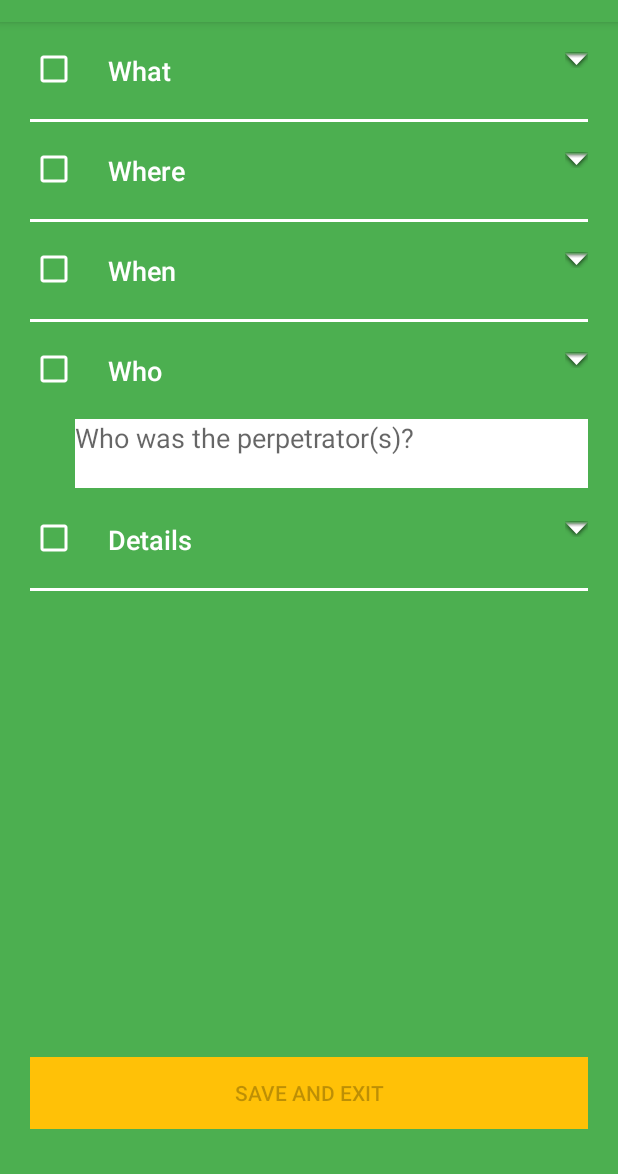
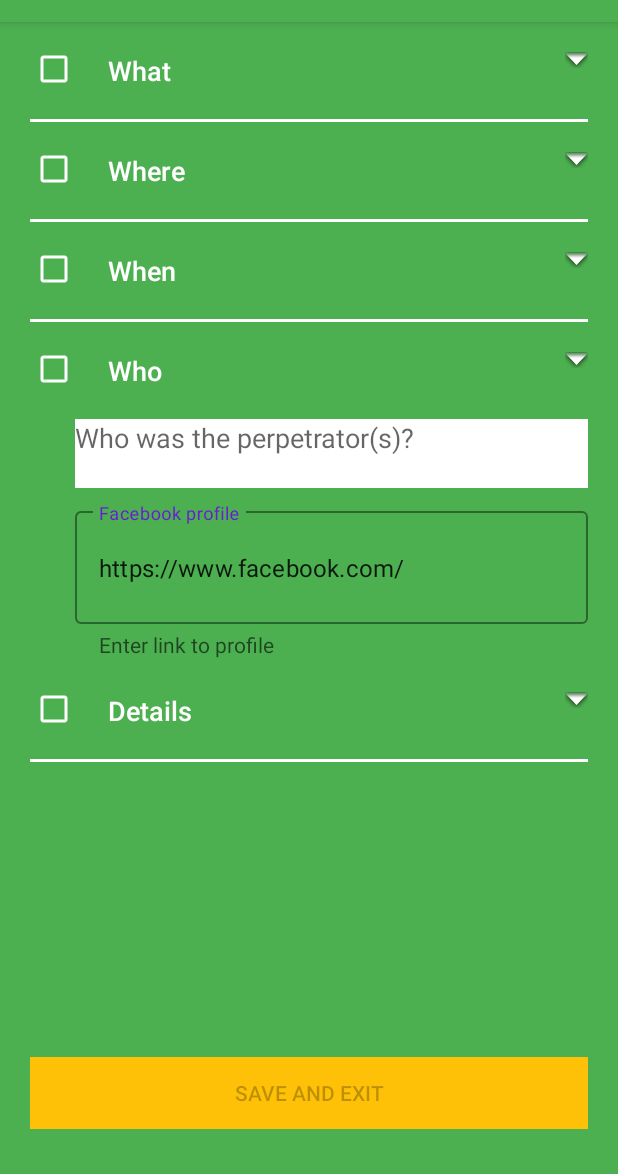
Before and after one commit to 51bootcamp/HappyBugs, an Android app: the ReportActivity screen opened directly, with no data from a screen before it, after a tap on "Who", on a phone screen of 412 x 824 dp, the part 62-1236 px from its top. Run offline under Robolectric (Android 15) with nearby library versions, the phone set to English and light mode, and no system bars; libraries missing offline, so code that uses them is left out: org.json.simple; 3 other taps on this screen came first.

Commit message:
Issue#56-Add facebook profile UI on report view

```diff
--- a/Frontend/app/src/main/java/io/happybugs/happybugs/activity/ReportActivity.java
+++ b/Frontend/app/src/main/java/io/happybugs/happybugs/activity/ReportActivity.java
@@ -3,6 +3,8 @@ package io.happybugs.happybugs.activity;
 import android.support.v7.app.AppCompatActivity;
 import android.os.Bundle;
 import android.text.Editable;
+import android.text.Selection;
+import android.text.Spannable;
 import android.text.TextWatcher;
 import android.view.View;
 import android.widget.Button;
@@ -43,7 +45,9 @@ public class ReportActivity extends AppCompatActivity implements View.OnClickLis
         // Create answer texts.
         editTexts = new ReportEditTexts((EditText) findViewById(R.id.whatText),
                 (EditText) findViewById(R.id.whereText), (EditText) findViewById(R.id.whenText),
-                (EditText) findViewById(R.id.whoText), (EditText) findViewById(R.id.detailsText));
+                (EditText) findViewById(R.id.whoText),
+                (EditText) findViewById(R.id.facebook_edit_text),
+                (EditText) findViewById(R.id.detailsText));
 
         // Create checkboxes.
         // Checkboxes are enabled whenever a question is answered.
@@ -54,6 +58,7 @@ public class ReportActivity extends AppCompatActivity implements View.OnClickLis
         // Create underlines separating questions.
         views = new ReportViews((View) findViewById(R.id.whatView), (View) findViewById(R.id.whereView),
                 (View) findViewById(R.id.whenView), (View) findViewById(R.id.whoView),
+                (View) findViewById(R.id.facebook_text_input),
                 (View) findViewById(R.id.detailsView));
 
         buttons.whatBtn.setOnClickListener(this);
@@ -69,23 +74,33 @@ public class ReportActivity extends AppCompatActivity implements View.OnClickLis
         switch (v.getId()){
             case R.id.whatBtn:
                 questionClickEvent(editTexts, editTexts.whatText, checkBoxes.whatCheck,
-                        buttons.saveBtn, views, views.whatView);
+                        buttons.saveBtn, views, views.whatView, views.facebookView);
                 break;
             case R.id.whereBtn:
                 questionClickEvent(editTexts, editTexts.whereText, checkBoxes.whereCheck,
-                        buttons.saveBtn, views, views.whereView);
+                        buttons.saveBtn, views, views.whereView, views.facebookView);
                 break;
             case R.id.whenBtn:
                 questionClickEvent(editTexts, editTexts.whenText, checkBoxes.whenCheck,
-                        buttons.saveBtn, views, views.whenView);
+                        buttons.saveBtn, views, views.whenView, views.facebookView);
                 break;
             case R.id.whoBtn:
-                questionClickEvent(editTexts, editTexts.whoText, checkBoxes.whoCheck,
-                        buttons.saveBtn, views, views.whoView);
+                enableAnswerText(editTexts, editTexts.whoText, views.facebookView);
+                enableUnderline(views, views.whoView, editTexts.whoText);
+
+                final String prefix = "https://www.facebook.com/";
+                editTexts.facebookIDText.setText(prefix);
+                Selection.setSelection((Spannable) editTexts.facebookIDText.getText(),
+                        editTexts.facebookIDText.getText().length());
+
+                editTexts.whoText.addTextChangedListener(new whoTextChange(editTexts.whoText, editTexts.facebookIDText,
+                        editTexts.whoText, checkBoxes.whoCheck, buttons.saveBtn));
+                editTexts.facebookIDText.addTextChangedListener(new whoTextChange(editTexts.whoText, editTexts.facebookIDText,
+                        editTexts.whoText, checkBoxes.whoCheck, buttons.saveBtn));
                 break;
             case R.id.detailsBtn:
                 questionClickEvent(editTexts, editTexts.detailsText, checkBoxes.detailsCheck,
-                        buttons.saveBtn, views, views.detailsView);
+                        buttons.saveBtn, views, views.detailsView, views.facebookView);
                 break;
             case R.id.saveBtn:
                 sendReportData();
@@ -97,8 +112,8 @@ public class ReportActivity extends AppCompatActivity implements View.OnClickLis
     // It deals with all the actions needed on clicking a question.
     public void questionClickEvent(ReportEditTexts editTexts, EditText editText,
                                    CheckBox checkBox, Button saveBtn,
-                                   ReportViews views, View view){
-        enableAnswerText(editTexts, editText);
+                                   ReportViews views, View view, View facebookView){
+        enableAnswerText(editTexts, editText, facebookView);
         enableBoxes(editText, checkBox, saveBtn);
         enableUnderline(views, view, editText);
     }
@@ -107,12 +122,26 @@ public class ReportActivity extends AppCompatActivity implements View.OnClickLis
     // Opens answer text view for the corresponding question, while closing other answer views.
     // Closes answer text view if it is already opened.
     protected void enableAnswerText(ReportEditTexts editTexts,
-                                    TextView textView){
+                                    TextView textView, View facebookView){
         if (textView.getVisibility() == View.GONE) {
             editTexts.openAndCollapse(editTexts);
+            facebookView.setVisibility(View.GONE);
             textView.setVisibility(View.VISIBLE);
+
+            if (textView == editTexts.whoText){
+                views.facebookView.setVisibility(View.VISIBLE);
+                editTexts.facebookIDText.setVisibility(View.VISIBLE);
+            }
+
         } else {
             textView.setVisibility(View.GONE);
+            views.facebookView.setVisibility(View.GONE);
+            editTexts.facebookIDText.setVisibility(View.GONE);
+
+            if (textView == editTexts.whoText){
+                views.facebookView.setVisibility(View.GONE);
+                editTexts.facebookIDText.setVisibility(View.GONE);
+            }
         }
     }
 
--- a/Frontend/app/src/main/java/io/happybugs/happybugs/activity/ReportEditTexts.java
+++ b/Frontend/app/src/main/java/io/happybugs/happybugs/activity/ReportEditTexts.java
@@ -9,14 +9,16 @@ public class ReportEditTexts extends AppCompatActivity {
     EditText whereText;
     EditText whenText;
     EditText whoText;
+    EditText facebookIDText;
     EditText detailsText;
 
-    public ReportEditTexts(EditText whatText, EditText whereText,
-                     EditText whenText, EditText whoText, EditText detailsText) {
+    public ReportEditTexts(EditText whatText, EditText whereText, EditText whenText,
+                           EditText whoText, EditText facebookIDText, EditText detailsText) {
         this.whatText = whatText;
         this.whereText = whereText;
         this.whenText = whenText;
         this.whoText = whoText;
+        this.facebookIDText = facebookIDText;
         this.detailsText = detailsText;
     }
 
@@ -36,6 +38,11 @@ public class ReportEditTexts extends AppCompatActivity {
         return whoText.getText().toString();
     }
 
+    public String getFacebookIDText(){
+        String temp = facebookIDText.getText().toString();
+        return temp.substring(25);
+    }
+
     public String getDetailsText() {
         return detailsText.getText().toString();
     }
@@ -47,6 +54,7 @@ public class ReportEditTexts extends AppCompatActivity {
         editTexts.whereText.setVisibility(View.GONE);
         editTexts.whenText.setVisibility(View.GONE);
         editTexts.whoText.setVisibility(View.GONE);
+        editTexts.facebookIDText.setVisibility(View.GONE);
         editTexts.detailsText.setVisibility(View.GONE);
     }
 }
--- a/Frontend/app/src/main/java/io/happybugs/happybugs/activity/ReportViews.java
+++ b/Frontend/app/src/main/java/io/happybugs/happybugs/activity/ReportViews.java
@@ -8,14 +8,16 @@ public class ReportViews extends AppCompatActivity {
     View whereView;
     View whenView;
     View whoView;
+    View facebookView;
     View detailsView;
 
-    public ReportViews(View whatView, View whereView,
-                 View whenView, View whoView, View detailsView) {
+    public ReportViews(View whatView, View whereView, View whenView,
+                       View whoView, View facebookView, View detailsView) {
         this.whatView = whatView;
         this.whereView = whereView;
         this.whenView = whenView;
         this.whoView = whoView;
+        this.facebookView = facebookView;
         this.detailsView = detailsView;
     }
 
--- /dev/null
+++ b/Frontend/app/src/main/java/io/happybugs/happybugs/activity/whoTextChange.java
@@ -0,0 +1,66 @@
+package io.happybugs.happybugs.activity;
+
+import android.text.Editable;
+import android.text.Selection;
+import android.text.Spannable;
+import android.text.TextWatcher;
+import android.view.View;
+import android.widget.Button;
+import android.widget.CheckBox;
+import android.widget.EditText;
+
+import io.happybugs.happybugs.R;
+
+public class whoTextChange implements TextWatcher {
+    View view;
+    EditText facebookIDText;
+    EditText whoText;
+    CheckBox whoCheckBox;
+    Button saveBtn;
+
+
+    public whoTextChange(View view, EditText facebookIDText, EditText whoText, CheckBox whoCheckBox, Button saveBtn) {
+        this.view = view;
+        this.facebookIDText = facebookIDText;
+        this.whoText = whoText;
+        this.whoCheckBox = whoCheckBox;
+        this.saveBtn = saveBtn;
+    }
+
+    @Override
+    public void beforeTextChanged(CharSequence s, int start, int count, int after) {
+
+    }
+
+    @Override
+    public void onTextChanged(CharSequence s, int start, int before, int count) {
+        switch (view.getId()){
+            case R.id.whoText:
+                whoCheckBox.setChecked((whoText.getText().length() > 0)? true: false);
+            case R.id.facebook_edit_text:
+                if (!s.toString().startsWith("https://www.facebook.com/")) {
+                    facebookIDText.setText("https://www.facebook.com/");
+                    Selection.setSelection((Spannable) facebookIDText.getText(),
+                            facebookIDText.getText().length());
+                }
+                whoCheckBox.setChecked((facebookIDText.getText().length() > 25)? true: false);
+        }
+        saveBtn.setEnabled(true);
+    }
+
+    @Override
+    public void afterTextChanged(Editable s) {
+        switch (view.getId()){
+            case R.id.facebook_edit_text:
+                // Set prefix for facebook ID profile link.
+                if (!s.toString().startsWith("https://www.facebook.com/")) {
+                    facebookIDText.setText("https://www.facebook.com/");
+                    Selection.setSelection((Spannable) facebookIDText.getText(),
+                            facebookIDText.getText().length());
+                }
+        }
+        whoCheckBox.setChecked((whoText.getText().length() != 0) ||
+                (facebookIDText.getText().length() > 25));
+        saveBtn.setEnabled(true);
+    }
+}
--- a/Frontend/app/src/main/res/layout/activity_report.xml
+++ b/Frontend/app/src/main/res/layout/activity_report.xml
@@ -2,7 +2,18 @@
 <RelativeLayout xmlns:android="http://schemas.android.com/apk/res/android"
     android:layout_width="match_parent"
     android:layout_height="match_parent"
+    xmlns:app="http://schemas.android.com/apk/res-auto"
     android:background="#4CAF50">
+
+    <ScrollView
+        android:layout_width="wrap_content"
+        android:layout_height="wrap_content"
+        android:id="@+id/scrollView">
+
+        <LinearLayout
+            android:layout_width="wrap_content"
+            android:layout_height="wrap_content"
+            android:orientation="vertical">
 
             <RelativeLayout
                 android:id="@+id/linear1"
@@ -262,6 +273,31 @@
                 android:scrollbars="vertical"
                 android:visibility="gone" />
 
+            <android.support.design.widget.TextInputLayout
+                android:id="@+id/facebook_text_input"
+                style="@style/Widget.MaterialComponents.TextInputLayout.OutlinedBox"
+                android:layout_width="match_parent"
+                android:layout_height="wrap_content"
+                android:layout_below="@id/whoText"
+                android:layout_marginLeft="50dp"
+                android:layout_marginTop="10dp"
+                android:layout_marginRight="20dp"
+                android:textColorHint="@color/colorAccent"
+                android:visibility="gone"
+                app:boxStrokeColor="@android:color/holo_purple"
+                app:errorEnabled="true"
+                app:helperText="Enter link to profile"
+                app:helperTextTextAppearance="@android:color/holo_purple">
+
+                <android.support.design.widget.TextInputEditText
+                    android:id="@+id/facebook_edit_text"
+                    android:layout_width="match_parent"
+                    android:layout_height="wrap_content"
+                    android:hint="Facebook profile"
+                    android:visibility="gone"
+                    android:minLines="2"/>
+            </android.support.design.widget.TextInputLayout>
+
             <View
                 android:id="@+id/whoView"
                 android:layout_width="match_parent"
@@ -339,11 +375,14 @@
                 android:background="@android:color/white">
             </View>
 
+        </LinearLayout>
+    </ScrollView>
+
 
     <RelativeLayout
         android:layout_width="match_parent"
         android:layout_height="wrap_content"
-        android:layout_below="@id/detailsView"
+        android:layout_below="@id/scrollView"
         android:layout_marginBottom="30dp">
 
         <Button
--- a/Frontend/app/src/main/res/values/colors.xml
+++ b/Frontend/app/src/main/res/values/colors.xml
@@ -2,7 +2,7 @@
 <resources>
     <color name="colorPrimary">#4CAF50</color>
     <color name="colorPrimaryDark">#00574B</color>
-    <color name="colorAccent">#D81B60</color>
+    <color name="colorAccent">#6A1BD8</color>
     <color name="white">#FFFFFF</color>
     <color name="orange">#FFA500</color>
 </resources>
```
Also changed, not shown: Frontend/app/build.gradle (+8 -0 lines). Lines whose indentation alone changed are shown as unchanged.
